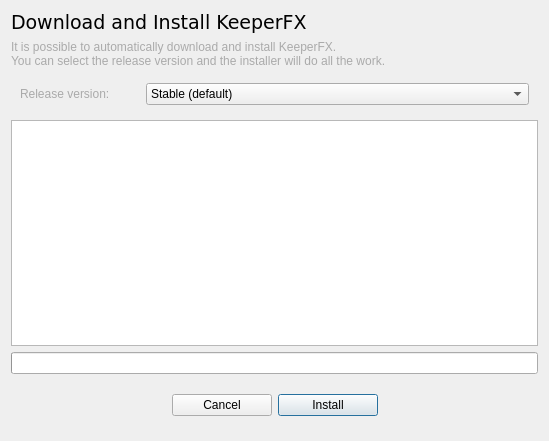
Old version of the form ui/installkfxdialog.ui in the repository yani/keeperfx-launcher-qt.
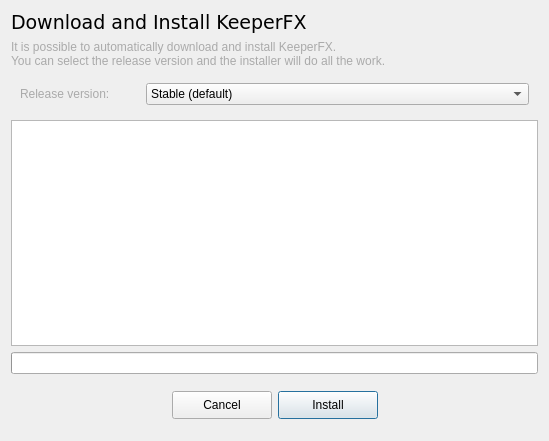
New version of the form.

Patch:
```diff
--- a/ui/installkfxdialog.ui
+++ b/ui/installkfxdialog.ui
@@ -141,6 +141,12 @@
       </item>
       <item>
        <widget class="QPushButton" name="cancelButton">
+        <property name="minimumSize">
+         <size>
+          <width>0</width>
+          <height>28</height>
+         </size>
+        </property>
         <property name="maximumSize">
          <size>
           <width>100</width>
@@ -160,7 +166,7 @@
         <property name="minimumSize">
          <size>
           <width>0</width>
-          <height>0</height>
+          <height>28</height>
          </size>
         </property>
         <property name="maximumSize">
```
